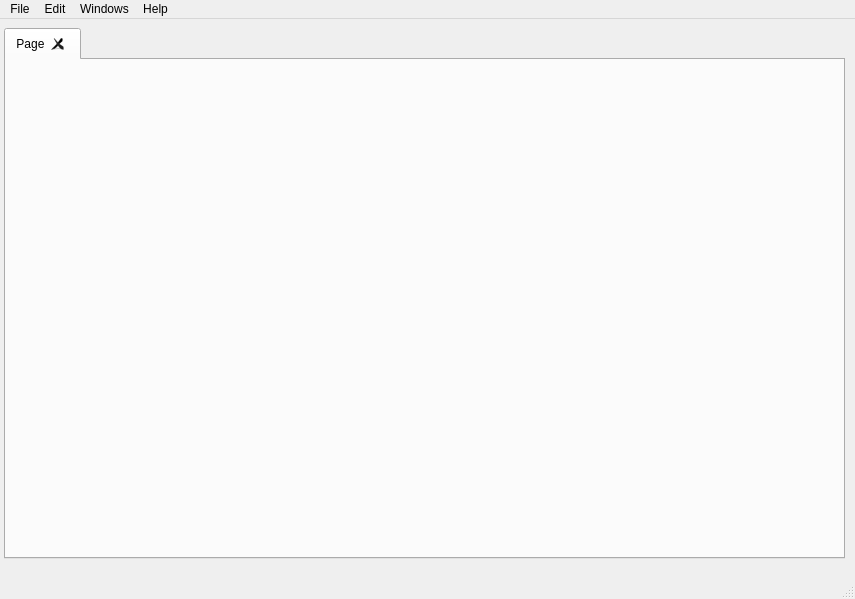
This is Overview.ui in martin-kritzl/5BHIT-Wienwahl as Qt 5 draws it before an edit. The edited form follows.
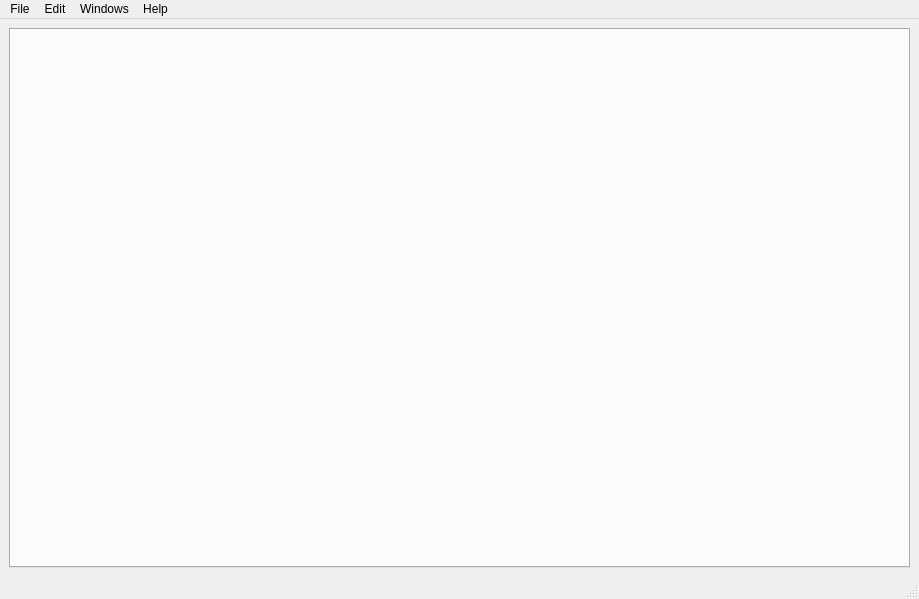
This is the edited form.

Commit message: Insert of rows; Tabs are closeable

The edit to the form file:
```diff
--- a/Overview.ui
+++ b/Overview.ui
@@ -6,7 +6,7 @@
    <rect>
     <x>0</x>
     <y>0</y>
-    <width>855</width>
+    <width>919</width>
     <height>599</height>
    </rect>
   </property>
@@ -14,15 +14,9 @@
    <string>MainWindow</string>
   </property>
   <widget class="QWidget" name="centralwidget">
+   <layout class="QGridLayout" name="gridLayout">
+    <item row="0" column="0">
    <widget class="QTabWidget" name="tabs">
-    <property name="geometry">
-     <rect>
-      <x>4</x>
-      <y>9</y>
-      <width>841</width>
-      <height>531</height>
-     </rect>
-    </property>
     <property name="contextMenuPolicy">
      <enum>Qt::DefaultContextMenu</enum>
     </property>
@@ -32,19 +26,16 @@
     <property name="movable">
      <bool>true</bool>
     </property>
-    <widget class="QWidget" name="tab">
-     <attribute name="title">
-      <string>Page</string>
-     </attribute>
-    </widget>
-   </widget>
+     </widget>
+    </item>
+   </layout>
   </widget>
   <widget class="QMenuBar" name="menubar">
    <property name="geometry">
     <rect>
      <x>0</x>
      <y>0</y>
-     <width>855</width>
+     <width>919</width>
      <height>26</height>
     </rect>
    </property>
```
Left out of the diff: 12 changed lines with no effect on the pictures. Lines whose indentation alone changed are shown as unchanged. The commit also changes 4 other files.
